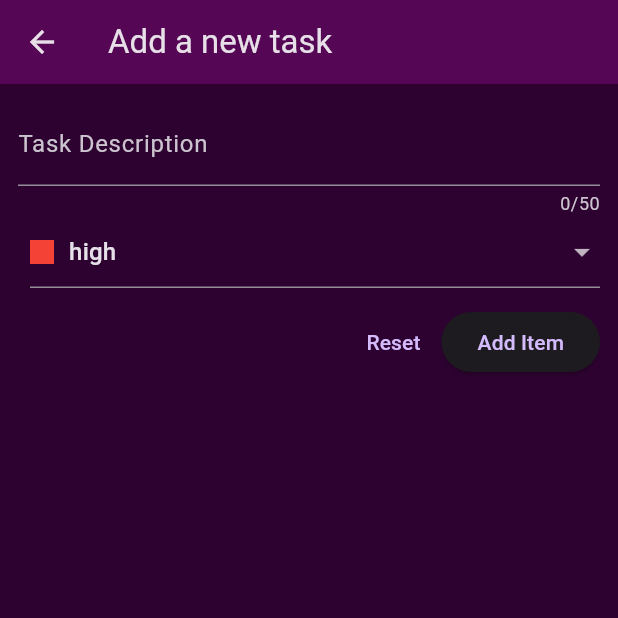
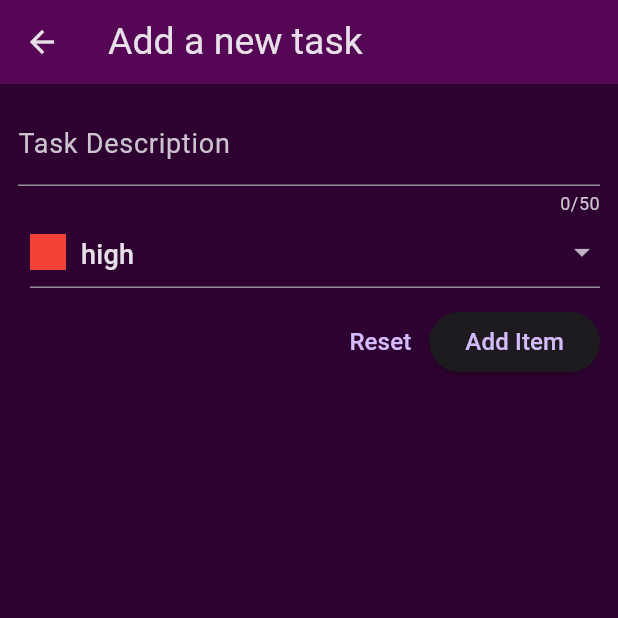
Before and after one commit to MirWasShort/Productivity-Hub, a Flutter app: the screen it shows after launch, after a tap on the "add" icon, on a phone screen of 412 x 824 dp, the top half of it. Run offline on Flutter 3.47's test engine with Material 3 defaults, Android fonts, the phone set to English and light mode, and no system bars; network calls fail.

Commit message:
Text Styling

```diff
--- a/lib/screens/home_screen.dart
+++ b/lib/screens/home_screen.dart
@@ -143,7 +143,7 @@ class _HomeScreenState extends State<HomeScreen> {
 
   @override
   Widget build(BuildContext context) {
-    Widget content = Center(child: const Text('No tasks added yet'));
+    Widget content = Center(child: const Text('No tasks added yet', textScaler: TextScaler.linear(2.5),));
 
     if (_isLoading) {
       content = const Center(child: CircularProgressIndicator());
@@ -158,10 +158,10 @@ class _HomeScreenState extends State<HomeScreen> {
           },
           key: ValueKey(_currentTasks[index].id),
           child: ListTile(
-            title: Text(_currentTasks[index].name),
+            title: Text(_currentTasks[index].name, style: TextStyle(fontSize: 24)),
             leading: Container(
-              width: 24,
-              height: 24,
+              width: 28,
+              height: 28,
               color: _currentTasks[index].priority.color,
             ),
           ),
@@ -175,10 +175,10 @@ class _HomeScreenState extends State<HomeScreen> {
 
     return Scaffold(
       appBar: AppBar(
-        title: const Text('Your Tasks'),
+        title: const Text('Your Tasks', style: TextStyle(fontSize: 34)),
         actions: [
-          IconButton(onPressed: _addItem, icon: const Icon(Icons.add)),
-          IconButton(onPressed: _sortItems, icon: const Icon(Icons.sort)),
+          IconButton(onPressed: _addItem, icon: const Icon(Icons.add), iconSize: 34,),
+          IconButton(onPressed: _sortItems, icon: const Icon(Icons.sort), iconSize: 34),
         ],
       ),
       body: content,
--- a/lib/widgets/new_task.dart
+++ b/lib/widgets/new_task.dart
@@ -58,7 +58,7 @@ class _NewTaskState extends State<NewTask> {
   @override
   Widget build(BuildContext context) {
     return Scaffold(
-      appBar: AppBar(title: const Text('Add a new task')),
+      appBar: AppBar(title: const Text('Add a new task', style: TextStyle(fontSize: 25))),
       body: Padding(
         padding: const EdgeInsets.all(12),
         child: Form(
@@ -67,7 +67,7 @@ class _NewTaskState extends State<NewTask> {
             children: [
               TextFormField(
                 maxLength: 50,
-                decoration: InputDecoration(label: Text('Task Description')),
+                decoration: InputDecoration(label: Text('Task Description', style: TextStyle(fontSize: 18),)),
                 validator: (value) {
                   if (value == null ||
                       value.isEmpty ||
@@ -95,12 +95,12 @@ class _NewTaskState extends State<NewTask> {
                             child: Row(
                               children: [
                                 Container(
-                                  width: 16,
-                                  height: 16,
+                                  width: 24,
+                                  height: 24,
                                   color: prio.value.color,
                                 ),
                                 const SizedBox(width: 10),
-                                Text(prio.value.prio),
+                                Text(prio.value.prio, style: TextStyle(fontSize: 18)),
                               ],
                             ),
                           ),
@@ -124,7 +124,7 @@ class _NewTaskState extends State<NewTask> {
                         : () {
                             _formKey.currentState!.reset();
                           },
-                    child: const Text('Reset'),
+                    child: const Text('Reset', style: TextStyle(fontSize: 16)),
                   ),
                   ElevatedButton(
                     onPressed: _isSending ? null : _saveItem,
@@ -134,7 +134,7 @@ class _NewTaskState extends State<NewTask> {
                             width: 16,
                             child: CircularProgressIndicator(),
                           )
-                        : const Text('Add Item'),
+                        : const Text('Add Item', style: TextStyle(fontSize: 16)),
                   ),
                 ],
               ),
```
